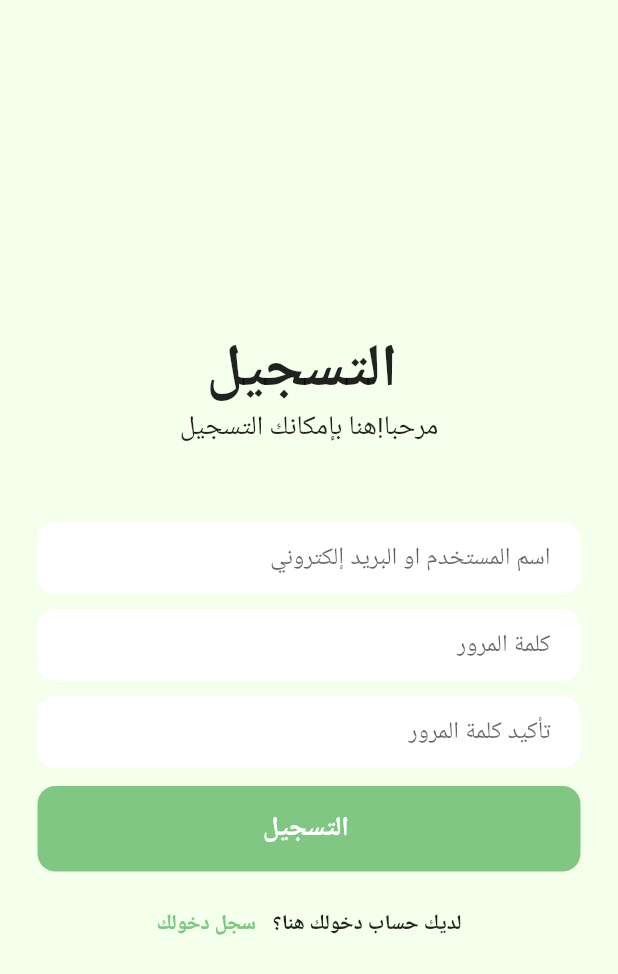
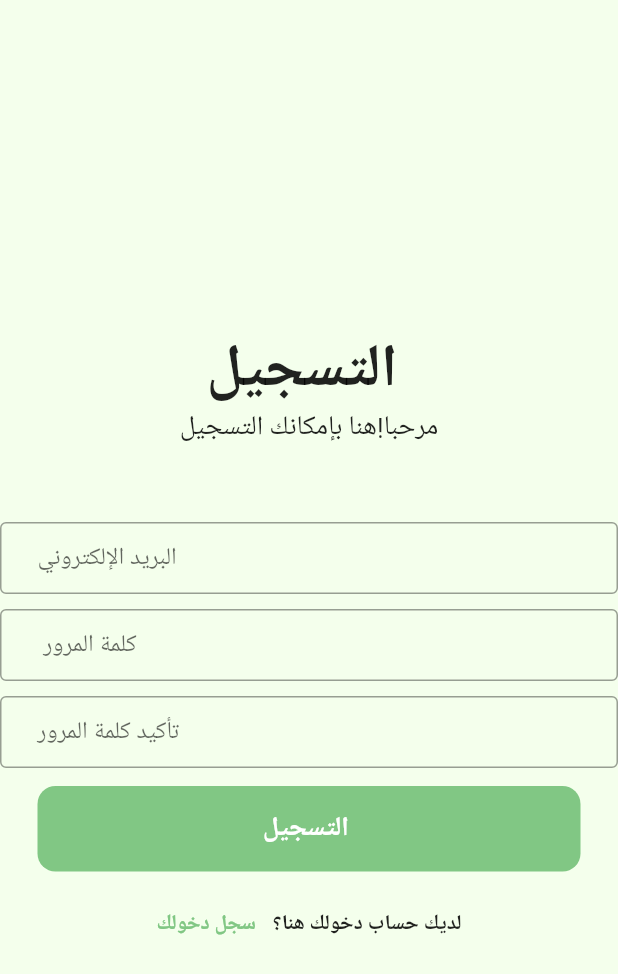
Before and after one commit to ghofran-altajory/alarm_app, a Flutter app: the screen it shows after launch, after a tap on "سجل الان", on a phone screen of 412 x 824 dp. Shown: the top 974 px of the screen. Run offline on Flutter 3.47's test engine with Material 3 defaults, Android fonts, the phone set to English and light mode, and no system bars; our stand-ins replace firebase_auth, firebase_core, google_fonts; accounts and stored records are empty; network calls fail.

Commit message:
textFormField

```diff
--- a/lib/screens/home_screen.dart
+++ b/lib/screens/home_screen.dart
@@ -14,7 +14,7 @@ class _HomeScreenState extends State<HomeScreen> {
         body: Center(
       child: Text('مرحبا بك ! لقد سجلت دخولك بنجاح',
           style:
-              TextStyle(color: Color.fromARGB(0, 65, 65, 221), fontSize: 22)),
+              TextStyle(color: Color.fromARGB(0, 65, 224, 34), fontSize: 22)),
     ));
   }
 }
--- a/lib/screens/login_screen.dart
+++ b/lib/screens/login_screen.dart
@@ -36,10 +36,10 @@ class _LoginScreenState extends State<LoginScreen> {
               mainAxisAlignment: MainAxisAlignment.center,
               children: [
                 //Image
-                Image.asset(
-                  'assets/pic.png',
-                  height: 150,
-                ),
+                //Image.asset(
+                // 'assets/pic.png',
+                // height: 150,
+                //   ),
                 const SizedBox(height: 20),
                 //Title
                 Text(
@@ -58,50 +58,48 @@ class _LoginScreenState extends State<LoginScreen> {
                   height: 50,
                 ),
                 //user name or Email
-                Padding(
-                  padding: const EdgeInsets.symmetric(horizontal: 25),
-                  child: Container(
-                    decoration: BoxDecoration(
-                      color: Colors.white,
-                      borderRadius: BorderRadius.circular(12),
-                    ),
-                    child: Padding(
-                      padding: const EdgeInsets.symmetric(horizontal: 20),
-                      child: TextField(
-                        controller: emailcontroller,
-                        textAlign: TextAlign.right,
-                        decoration: const InputDecoration(
-                          border: InputBorder.none,
-                          hintText: ' اسم المستخدم او البريد إلكتروني ',
-                        ),
-                      ),
-                    ),
-                  ),
+                TextFormField(
+                  validator: (value) {
+                    if (value!.isEmpty) {
+                      return "الرجاء إدخال بريدك الإلكتروني ";
+                    }
+
+                    return null;
+                  },
+                  controller: emailcontroller,
+                  decoration: const InputDecoration(
+                      contentPadding: EdgeInsets.symmetric(horizontal: 25),
+                      border: OutlineInputBorder(
+                          borderSide: BorderSide(
+                              color: Color.fromARGB(255, 221, 15, 15))),
+                      focusedBorder: OutlineInputBorder(
+                          borderSide: BorderSide(
+                              color: Color.fromARGB(255, 221, 15, 15))),
+                      hintText: "البريد الإلكتروني"),
                 ),
                 const SizedBox(height: 10),
                 //password
 
-                Padding(
-                  padding: const EdgeInsets.symmetric(horizontal: 25),
-                  child: Container(
-                    decoration: BoxDecoration(
-                      color: Colors.white,
-                      borderRadius: BorderRadius.circular(12),
-                    ),
-                    child: Padding(
-                      padding: const EdgeInsets.symmetric(horizontal: 20),
-                      child: TextField(
-                        controller: passwordcontroller,
-                        textAlign: TextAlign.right,
-                        obscureText: true,
-                        decoration: const InputDecoration(
-                          border: InputBorder.none,
-                          hintText: 'كلمة المرور',
-                        ),
-                      ),
-                    ),
-                  ),
+                TextFormField(
+                  validator: (value) {
+                    if (value!.isEmpty) {
+                      return "الرجاء إدخال كلمة المرور";
+                    }
+
+                    return null;
+                  },
+                  controller: passwordcontroller,
+                  decoration: const InputDecoration(
+                      contentPadding: EdgeInsets.symmetric(horizontal: 25),
+                      border: OutlineInputBorder(
+                          borderSide: BorderSide(
+                              color: Color.fromARGB(255, 221, 15, 15))),
+                      focusedBorder: OutlineInputBorder(
+                          borderSide: BorderSide(
+                              color: Color.fromARGB(255, 221, 15, 15))),
+                      hintText: " كلمة المرور"),
                 ),
+
                 const SizedBox(height: 12),
                 //sign in button
                 Padding(
--- a/lib/screens/signup_screen.dart
+++ b/lib/screens/signup_screen.dart
@@ -72,72 +72,67 @@ class _SignupScreenState extends State<SignupScreen> {
                   height: 50,
                 ),
                 //user name or Email
-                Padding(
-                  padding: const EdgeInsets.symmetric(horizontal: 25),
-                  child: Container(
-                    decoration: BoxDecoration(
-                      color: Colors.white,
-                      borderRadius: BorderRadius.circular(12),
-                    ),
-                    child: Padding(
-                      padding: const EdgeInsets.symmetric(horizontal: 20),
-                      child: TextField(
-                        controller: emailcontroller,
-                        textAlign: TextAlign.right,
-                        decoration: const InputDecoration(
-                          border: InputBorder.none,
-                          hintText: ' اسم المستخدم او البريد إلكتروني ',
-                        ),
-                      ),
-                    ),
-                  ),
+                TextFormField(
+                  validator: (value) {
+                    if (value!.isEmpty) {
+                      return "الرجاء إدخال بريدك الإلكتروني ";
+                    }
+
+                    return null;
+                  },
+                  controller: emailcontroller,
+                  decoration: const InputDecoration(
+                      contentPadding: EdgeInsets.symmetric(horizontal: 25),
+                      border: OutlineInputBorder(
+                          borderSide: BorderSide(
+                              color: Color.fromARGB(255, 221, 15, 15))),
+                      focusedBorder: OutlineInputBorder(
+                          borderSide: BorderSide(
+                              color: Color.fromARGB(255, 221, 15, 15))),
+                      hintText: "البريد الإلكتروني"),
                 ),
                 const SizedBox(height: 10),
                 //password
+                TextFormField(
+                  validator: (value) {
+                    if (value!.isEmpty) {
+                      return "الرجاء إدخال كلمة المرور";
+                    }
 
-                Padding(
-                  padding: const EdgeInsets.symmetric(horizontal: 25),
-                  child: Container(
-                    decoration: BoxDecoration(
-                      color: Colors.white,
-                      borderRadius: BorderRadius.circular(12),
-                    ),
-                    child: Padding(
-                      padding: const EdgeInsets.symmetric(horizontal: 20),
-                      child: TextField(
-                        controller: passwordcontroller,
-                        textAlign: TextAlign.right,
-                        obscureText: true,
-                        decoration: const InputDecoration(
-                          border: InputBorder.none,
-                          hintText: 'كلمة المرور',
-                        ),
-                      ),
-                    ),
-                  ),
+                    return null;
+                  },
+                  controller: passwordcontroller,
+                  decoration: const InputDecoration(
+                      contentPadding: EdgeInsets.symmetric(horizontal: 25),
+                      border: OutlineInputBorder(
+                          borderSide: BorderSide(
+                              color: Color.fromARGB(255, 221, 15, 15))),
+                      focusedBorder: OutlineInputBorder(
+                          borderSide: BorderSide(
+                              color: Color.fromARGB(255, 221, 15, 15))),
+                      hintText: " كلمة المرور"),
                 ),
+
                 const SizedBox(height: 10),
                 //confim password
-                Padding(
-                  padding: const EdgeInsets.symmetric(horizontal: 25),
-                  child: Container(
-                    decoration: BoxDecoration(
-                      color: Colors.white,
-                      borderRadius: BorderRadius.circular(12),
-                    ),
-                    child: Padding(
-                      padding: const EdgeInsets.symmetric(horizontal: 20),
-                      child: TextField(
-                        controller: confirmpasswordcontroller,
-                        textAlign: TextAlign.right,
-                        obscureText: true,
-                        decoration: const InputDecoration(
-                          border: InputBorder.none,
-                          hintText: 'تأكيد كلمة المرور',
-                        ),
-                      ),
-                    ),
-                  ),
+                TextFormField(
+                  validator: (value) {
+                    if (value!.isEmpty) {
+                      return "الرجاء تأكيد كلمة المرور";
+                    }
+
+                    return null;
+                  },
+                  controller: passwordcontroller,
+                  decoration: const InputDecoration(
+                      contentPadding: EdgeInsets.symmetric(horizontal: 25),
+                      border: OutlineInputBorder(
+                          borderSide: BorderSide(
+                              color: Color.fromARGB(255, 221, 15, 15))),
+                      focusedBorder: OutlineInputBorder(
+                          borderSide: BorderSide(
+                              color: Color.fromARGB(255, 221, 15, 15))),
+                      hintText: "تأكيد كلمة المرور"),
                 ),
                 const SizedBox(height: 12),
                 //sign in button
```
